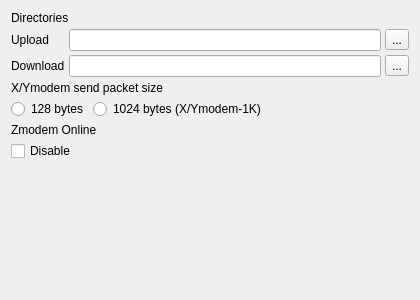
First picture: the form in src/globaloptions/globaloptionstransferwidget.ui, repository QQxiaoming/quardCRT, before the edit.
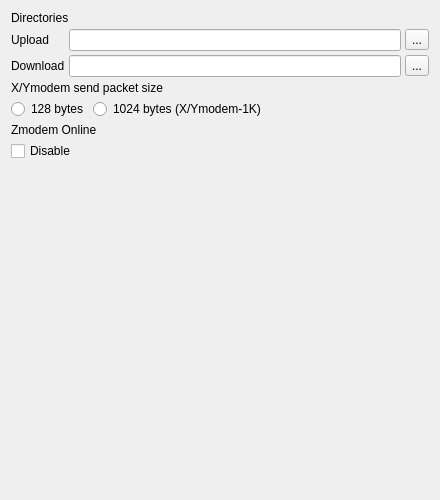
Second picture: the form after the edit.

What changed in the file:
```diff
--- a/src/globaloptions/globaloptionstransferwidget.ui
+++ b/src/globaloptions/globaloptionstransferwidget.ui
@@ -6,10 +6,16 @@
    <rect>
     <x>0</x>
     <y>0</y>
-    <width>420</width>
-    <height>300</height>
+    <width>440</width>
+    <height>500</height>
    </rect>
   </property>
+  <property name="sizePolicy">
+   <sizepolicy hsizetype="Expanding" vsizetype="Expanding">
+    <horstretch>0</horstretch>
+    <verstretch>0</verstretch>
+   </sizepolicy>
+  </property>
   <layout class="QVBoxLayout" name="verticalLayout">
    <property name="spacing">
     <number>4</number>
@@ -173,12 +179,15 @@
    <item>
     <spacer name="verticalSpacer">
      <property name="orientation">
-      <enum>Qt::Orientation::Vertical</enum>
+      <enum>Qt::Vertical</enum>
+     </property>
+     <property name="sizeType">
+      <enum>QSizePolicy::MinimumExpanding</enum>
      </property>
      <property name="sizeHint" stdset="0">
       <size>
        <width>20</width>
-       <height>40</height>
+       <height>0</height>
       </size>
      </property>
     </spacer>
```
Left out of the diff: 2 changed lines with no effect on the pictures.
